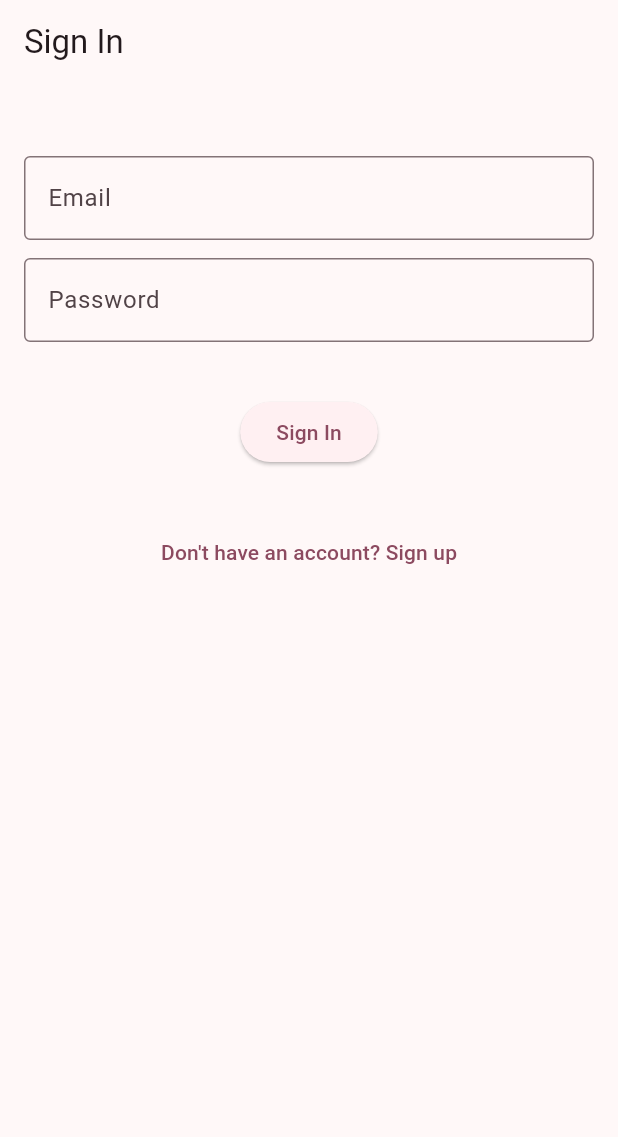
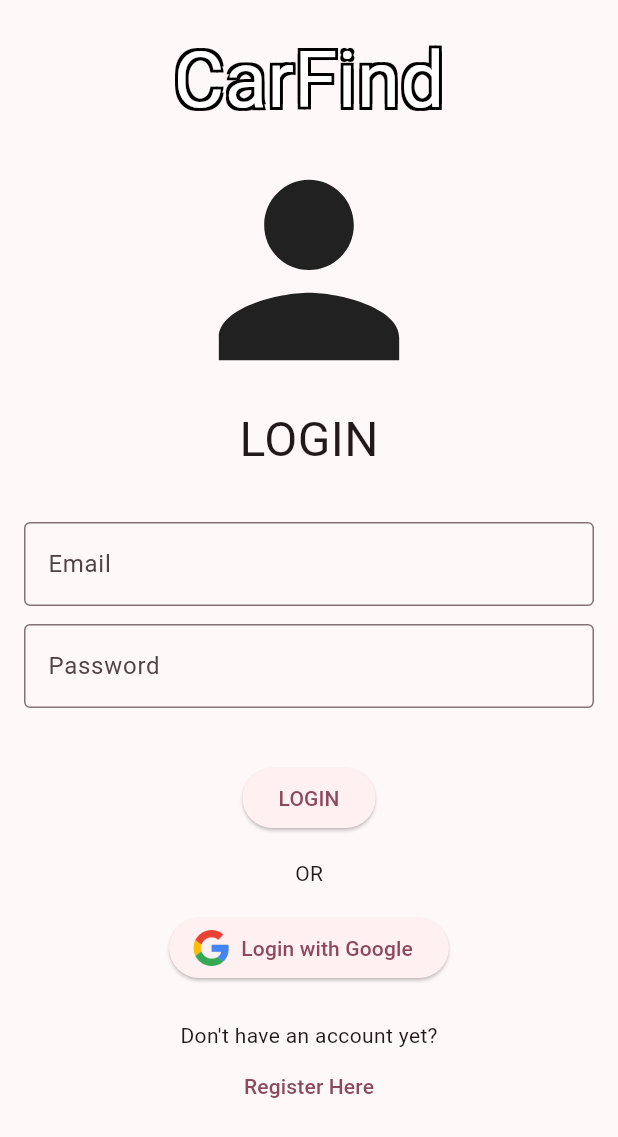
Before and after one commit to OppaCharles/car_find, a Flutter app: the screen it shows after launch, on a phone screen of 412 x 824 dp. Shown: the top 1137 px of the screen. Run offline on Flutter 3.47's test engine with Material 3 defaults, Android fonts, the phone set to English and light mode, and no system bars; our stand-ins replace cloud_firestore, firebase_auth, firebase_core, google_sign_in; accounts and stored records are empty.

Commit message:
Sign in with google

```diff
--- a/lib/screens/sign_in_screen.dart
+++ b/lib/screens/sign_in_screen.dart
@@ -1,9 +1,19 @@
-import 'package:car_find/components/my_text_field.dart';
 import 'package:flutter/material.dart';
 import 'package:firebase_auth/firebase_auth.dart';
+import 'package:cloud_firestore/cloud_firestore.dart';
+import 'package:google_sign_in/google_sign_in.dart';
 
+import 'package:car_find/components/my_text_field.dart';
 import 'package:car_find/screens/sign_up_screen.dart';
 import 'package:car_find/screens/home_screen.dart';
+
+final googleSignIn = GoogleSignIn(
+  scopes: [
+    'email',
+  ],
+  clientId:
+      '278603931501-bnqihe4etufcka8tkcse1fraf51i3qlg.apps.googleusercontent.com',
+);
 
 class SignInScreen extends StatefulWidget {
   const SignInScreen({super.key});
@@ -15,17 +25,80 @@ class SignInScreenState extends State<SignInScreen> {
   final _emailController = TextEditingController();
   final _passwordController = TextEditingController();
 
+  Future<void> _signInWIthGoogle() async {
+    try {
+      final GoogleSignInAccount? googleUser = await googleSignIn.signIn();
+      if (googleUser != null) {
+        final GoogleSignInAuthentication googleAuth =
+            await googleUser.authentication;
+        final credential = GoogleAuthProvider.credential(
+          accessToken: googleAuth.accessToken,
+          idToken: googleAuth.idToken,
+        );
+        UserCredential userCredential =
+            await FirebaseAuth.instance.signInWithCredential(credential);
+
+        await FirebaseFirestore.instance
+            .collection('users')
+            .doc(userCredential.user!.uid)
+            .set({"username": 'username'});
+
+        if (mounted) {
+          Navigator.of(context).pushReplacement(
+            MaterialPageRoute(builder: (context) => const HomeScreen()),
+          );
+        }
+      }
+    } catch (error) {
+      if (mounted) {
+        ScaffoldMessenger.of(context).showSnackBar(SnackBar(
+          content: Text(error.toString()),
+        ));
+      }
+    }
+  }
+
   @override
   Widget build(BuildContext context) {
     return Scaffold(
-      appBar: AppBar(
-        title: const Text('Sign In'),
-      ),
-      body: Padding(
+      body: SingleChildScrollView(
+        child: Padding(
           padding: const EdgeInsets.all(16.0),
           child: SingleChildScrollView(
             child: Column(
               children: [
+                const Text(
+                  'CarFind',
+                  style:
+                      TextStyle(fontSize: 52.0, color: Colors.white, shadows: [
+                    Shadow(
+                      offset: Offset(2, 2),
+                      color: Colors.black,
+                    ),
+                    Shadow(
+                      offset: Offset(-2, 2),
+                      color: Colors.black,
+                    ),
+                    Shadow(
+                      offset: Offset(2, -2),
+                      color: Colors.black,
+                    ),
+                    Shadow(
+                      offset: Offset(-2, -2),
+                      color: Colors.black,
+                    ),
+                  ]),
+                ),
+                const Icon(
+                  Icons.person,
+                  size: 180.0,
+                ),
+                const Text(
+                  'LOGIN',
+                  style: TextStyle(
+                    fontSize: 32.0,
+                  ),
+                ),
                 const SizedBox(height: 32.0),
                 MyTextField(
                   controller: _emailController,
@@ -61,12 +134,26 @@ class SignInScreenState extends State<SignInScreen> {
                       );
                     }
                   },
-                child: const Text('Sign In'),
+                  child: const Text('LOGIN'),
                 ),
                 //
+                const SizedBox(height: 16.0),
+                const Text('OR'),
+                const SizedBox(height: 16.0),
                 //
-              const SizedBox(height: 32.0),
+                ElevatedButton.icon(
+                  onPressed: _signInWIthGoogle,
+                  icon: Image.asset(
+                    'lib/assets/gicon.png',
+                    height: 24,
+                  ),
+                  label: const Text(
+                    'Login with Google',
+                  ),
+                ),
                 //
+                const SizedBox(height: 24.0),
+                const Text('Don\'t have an account yet?'),
                 //
                 TextButton(
                   onPressed: () {
@@ -76,9 +163,10 @@ class SignInScreenState extends State<SignInScreen> {
                           builder: (context) => const SignUpScreen()),
                     );
                   },
-                child: const Text('Don\'t have an account? Sign up'),
+                  child: const Text('Register Here'),
                 ),
               ],
+            ),
           ),
         ),
       ),
```
Also changed, not shown: lib/screens/sign_up_screen.dart (+60 -5 lines), pubspec.yaml (+5 -6 lines), lib/assets/gicon.png (added), pubspec.lock, 1 other file. Lines whose indentation alone changed are shown as unchanged.
